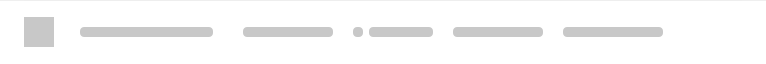
Before: the Qt Designer form src/MEGASync/transfers/gui/macx/TransferManagerLoadingItem.ui in meganz/MEGAsync, drawn with Qt 5.
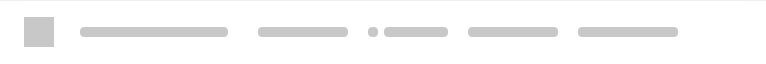
After: the same form once the commit is applied.

```diff
--- a/src/MEGASync/transfers/gui/macx/TransferManagerLoadingItem.ui
+++ b/src/MEGASync/transfers/gui/macx/TransferManagerLoadingItem.ui
@@ -121,7 +121,7 @@
        <number>0</number>
       </property>
       <property name="rightMargin">
-       <number>35</number>
+       <number>20</number>
       </property>
       <property name="bottomMargin">
        <number>0</number>
```
